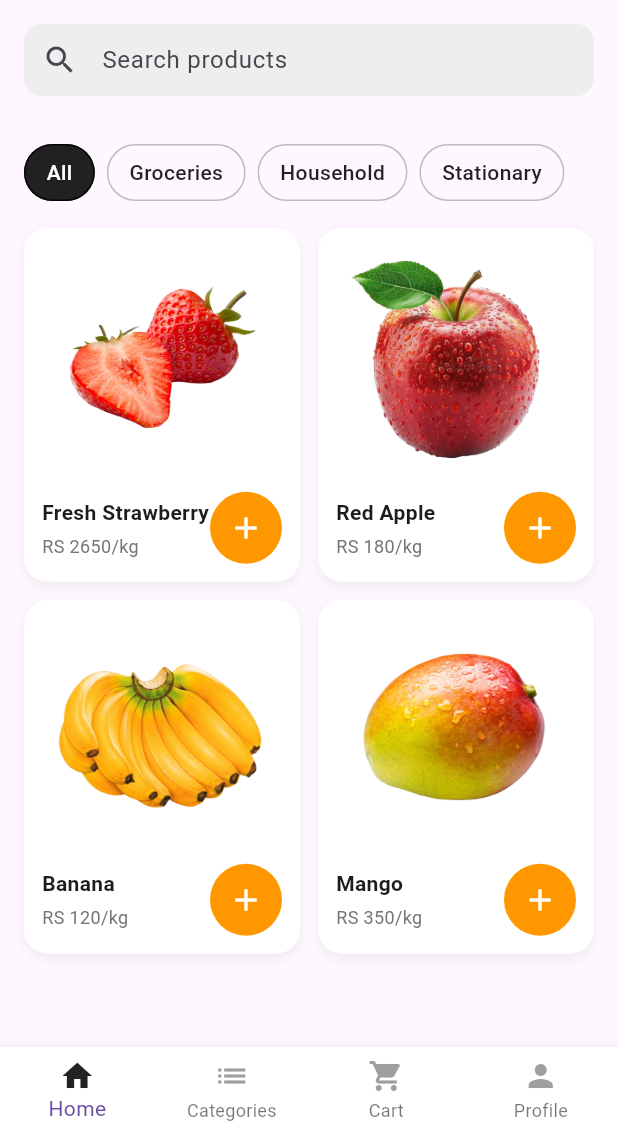
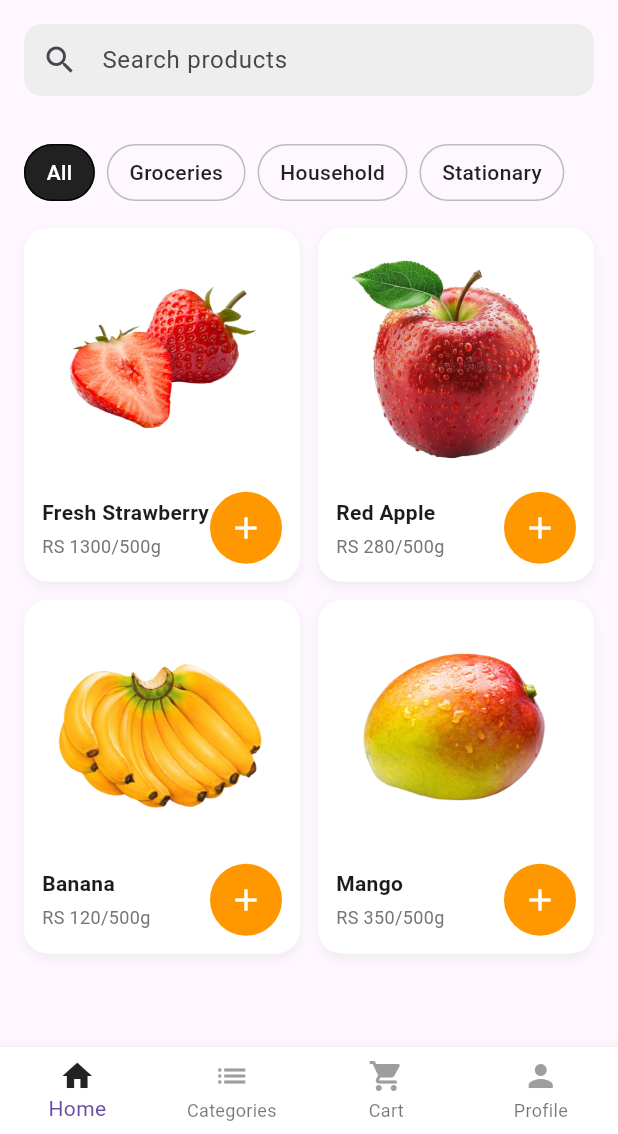
Before and after one commit to ravishanamina174/lankasmartmart, a Flutter app: the HomePage screen opened directly, item 2 of the bottom bar chosen, after a tap on "All", on a phone screen of 412 x 824 dp, the part 102-1236 px from its top. Run offline on Flutter 3.47's test engine with Material 3 defaults, Android fonts, the phone set to English and light mode, and no system bars; our stand-ins replace firebase_auth, firebase_core; accounts and stored records are empty.

Commit message:
feat: Update product prices and remove unnecessary details in cart and product details pages

```diff
--- a/lib/screens/cart_page.dart
+++ b/lib/screens/cart_page.dart
@@ -34,8 +34,6 @@ class CartPage extends StatelessWidget {
               children: [
                 Text(name, style: const TextStyle(fontWeight: FontWeight.bold)),
                 const SizedBox(height: 6),
-                Text('Quantity : $qty', style: TextStyle(color: Colors.grey[600])),
-                Text('date: $date', style: TextStyle(color: Colors.grey[600])),
                 Text('price: $price', style: TextStyle(color: Colors.grey[600])),
               ],
             ),
--- a/lib/screens/categories_page.dart
+++ b/lib/screens/categories_page.dart
@@ -96,14 +96,14 @@ class CategoriesPage extends StatelessWidget {
   Widget build(BuildContext context) {
     final fruits = [
       {'name': 'Fresh Grapes', 'price': 'RS 1630/500g', 'image': 'assets/images/grapes.png'},
-      {'name': 'Fresh Strawberry', 'price': 'RS 2650/kg', 'image': 'assets/images/strawberry.png'},
-      {'name': 'Red Apple', 'price': 'RS 180/kg', 'image': 'assets/images/red_apple.png'},
+      {'name': 'Fresh Strawberry', 'price': 'RS 1300/500g', 'image': 'assets/images/strawberry.png'},
+      {'name': 'Red Apple', 'price': 'RS 280/500g', 'image': 'assets/images/red_apple.png'},
     ];
 
     final vegetables = [
-      {'name': 'Brinjal', 'price': 'RS 90/kg', 'image': 'assets/images/brinjal.png'},
-      {'name': 'Leek', 'price': 'RS 120/kg', 'image': 'assets/images/leek.png'},
-      {'name': 'Carrot', 'price': 'RS 140/kg', 'image': 'assets/images/carrot.png'},
+      {'name': 'Brinjal', 'price': 'RS 90/500g', 'image': 'assets/images/brinjal.png'},
+      {'name': 'Leek', 'price': 'RS 120/500g', 'image': 'assets/images/leek.png'},
+      {'name': 'Carrot', 'price': 'RS 140/500g', 'image': 'assets/images/carrot.png'},
     ];
 
     return Scaffold(
--- a/lib/screens/home_page.dart
+++ b/lib/screens/home_page.dart
@@ -107,7 +107,7 @@ class HomePage extends StatelessWidget {
   @override
   Widget build(BuildContext context) {
     final productNames = ['Fresh Strawberry', 'Red Apple', 'Banana', 'Mango'];
-    final productPrices = ['RS 2650/kg', 'RS 180/kg', 'RS 120/kg', 'RS 350/kg'];
+    final productPrices = ['RS 1300/500g', 'RS 280/500g', 'RS 120/500g', 'RS 350/500g'];
     final productImages = [
       'assets/images/strawberry.png',
       'assets/images/red_apple.png',
--- a/lib/screens/product_details_page.dart
+++ b/lib/screens/product_details_page.dart
@@ -132,8 +132,7 @@ class ProductDetailsPage extends StatelessWidget {
               Text(productName, style: const TextStyle(fontWeight: FontWeight.bold, fontSize: 20)),
               const SizedBox(height: 8),
               Text(productPrice, style: const TextStyle(fontSize: 16, fontWeight: FontWeight.bold)),
-              const SizedBox(height: 4),
-              Text('Weight: $productWeight', style: TextStyle(color: Colors.grey[600])),
+
 
               const SizedBox(height: 12),
               const Divider(),
```
